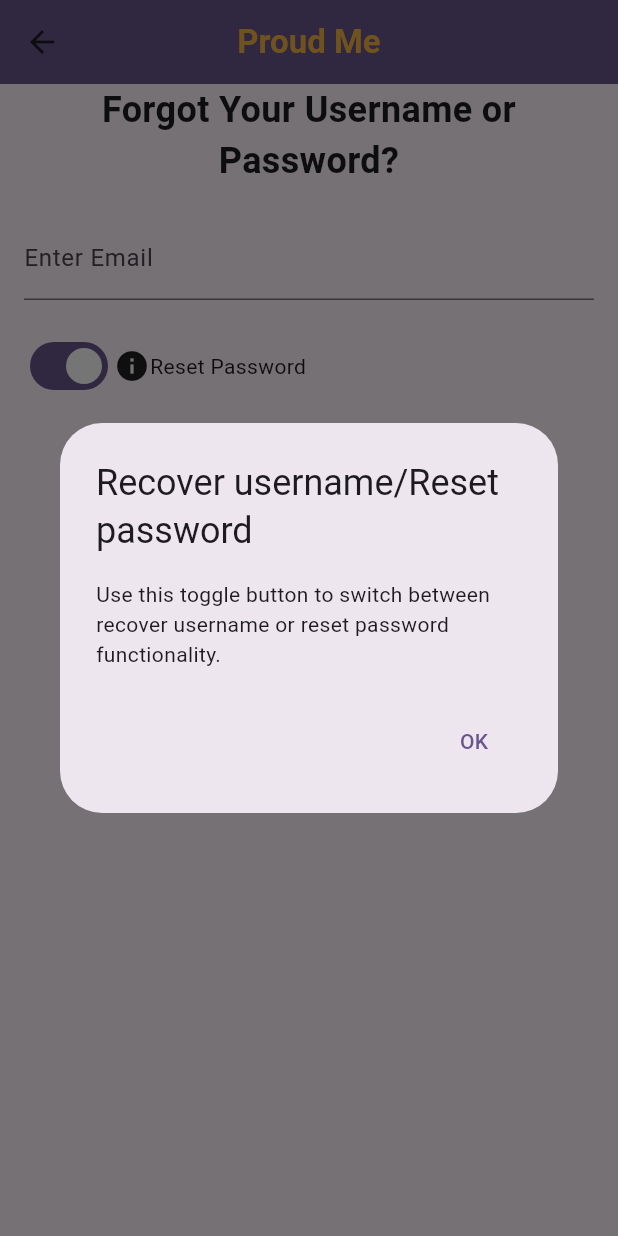
After one commit to ProudMeLSU/project-proudme-mobile, a Flutter app: the ForgetCredentialsScreen screen opened directly, after a tap on the "info" icon, on a phone screen of 412 x 824 dp. The commit adds this screen. Run offline on Flutter 3.47's test engine with Material 3 defaults, Android fonts, the phone set to English and light mode, and no system bars.

Commit message:
Forget credentials screen created.

```diff
--- /dev/null
+++ b/lib/user-account/forgot_credentials.dart
@@ -0,0 +1,128 @@
+import 'package:flutter/material.dart';
+import 'dart:convert';
+
+class ForgetCredentialsScreen extends StatefulWidget {
+  @override
+  _ForgetCredentialsScreenState createState() => _ForgetCredentialsScreenState();
+}
+
+class _ForgetCredentialsScreenState extends State<ForgetCredentialsScreen> {
+  bool _resetPassword = true;
+
+  Map<String, dynamic> formData = {
+    'email': '',
+  };
+
+  bool allFieldsFilled = false;
+
+  void updateFormData(String field, dynamic value) {
+    setState(() {
+      formData[field] = value;
+
+      allFieldsFilled = formData.values.every((element) => element != '');
+    });
+  }
+
+  void handleAction() {
+    String jsonData = jsonEncode(formData);
+    print(jsonData);
+
+    if (_resetPassword) {
+      resetPassword();
+    } else {
+      recoverUsername();
+    }
+  }
+
+  @override
+  Widget build(BuildContext context) {
+    return Scaffold(
+      appBar: AppBar(
+        backgroundColor: Theme.of(context).primaryColor,
+        title: Text(
+          'Proud Me',
+          style: TextStyle(
+            color: Color(0xfff5b342),
+            fontWeight: FontWeight.bold,
+          ),
+        ),
+        centerTitle: true,
+      ),
+      body: Padding(
+        padding: const EdgeInsets.symmetric(horizontal: 16.0),
+        child: Column(
+          // mainAxisAlignment: MainAxisAlignment.center,
+          children: <Widget>[
+            Text(
+              'Forgot Your Username or Password?',
+              style: TextStyle(
+                fontSize: 24.0,
+                fontWeight: FontWeight.bold,
+              ),
+              textAlign: TextAlign.center,
+            ),
+            SizedBox(height: 20),
+            TextField(
+              decoration: InputDecoration(
+                labelText: 'Enter Email',
+              ),
+              onChanged: (value) => updateFormData('email', value),
+            ),
+            SizedBox(height: 20),
+            Row(
+              children: <Widget>[
+                Switch(
+                  value: _resetPassword,
+                  onChanged: (bool value) {
+                    setState(() {
+                      _resetPassword = value;
+                    });
+                  },
+                ),
+                InkWell(
+                  onTap: () {
+                    showDialog(
+                      context: context,
+                      builder: (_) => AlertDialog(
+                        title: Text("Recover username/Reset password"),
+                        content: Text("Use this toggle button to switch between recover username or reset password functionality."),
+                        actions: <Widget>[
+                          TextButton(
+                            onPressed: () {
+                              Navigator.pop(context);
+                            },
+                            child: Text('OK'),
+                          ),
+                        ],
+                      ),
+                    );
+                  },
+                  child: Icon(Icons.info),
+                ),
+                Text(_resetPassword ? 'Reset Password' : 'Recover Username'),
+              ],
+            ),
+            SizedBox(height: 20),
+            ElevatedButton(
+              style: ButtonStyle(
+                backgroundColor: MaterialStateProperty.all<Color>(
+                  Theme.of(context).colorScheme.secondary,
+                ),
+              ),
+              onPressed: allFieldsFilled ? handleAction : null,
+              child: _resetPassword ? Text('Reset Password') : Text('Recover Username'),
+            ),
+          ],
+        ),
+      ),
+    );
+  }
+
+  void resetPassword() {
+    print('Reset Password');
+  }
+
+  void recoverUsername() {
+    print('Recover Username');
+  }
+}
--- a/lib/user-account/sign_in.dart
+++ b/lib/user-account/sign_in.dart
@@ -1,6 +1,7 @@
 import 'package:flutter/material.dart';
 import 'dart:convert';
 import 'sign_up.dart';
+import 'forgot_credentials.dart';
 
 class SignInScreen extends StatefulWidget {
   @override
@@ -83,7 +84,10 @@ class _SignInScreenState extends State<SignInScreen> {
               SizedBox(height: 10),
               TextButton(
                 onPressed: () {
-                  // Implement forgot password functionality
+                  Navigator.push(
+                    context,
+                    MaterialPageRoute(builder: (context) => ForgetCredentialsScreen()),
+                  );
                 },
                 child: Text('Forgot your Username or Password?'),
               ),
```
